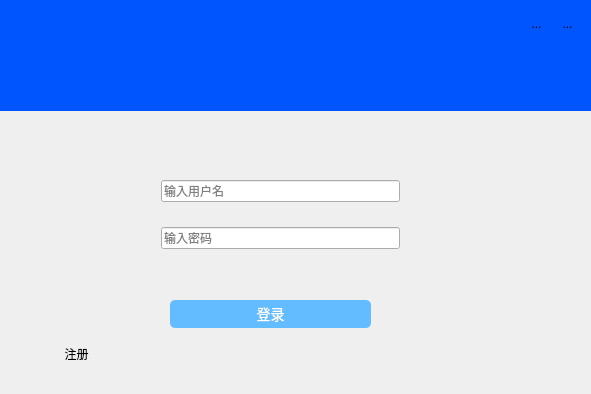
The window that client/widget.ui (wineee/simple-chat) describes before a commit, drawn with Qt 5.
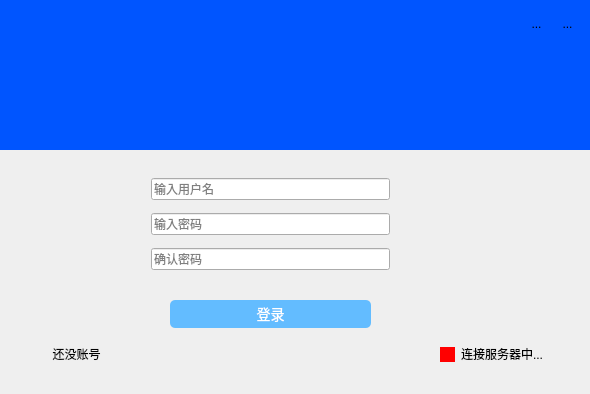
The same window after the commit. Icons and pictures are not drawn.

Patch:
```diff
--- a/client/widget.ui
+++ b/client/widget.ui
@@ -6,7 +6,7 @@
    <rect>
     <x>0</x>
     <y>0</y>
-    <width>591</width>
+    <width>590</width>
     <height>394</height>
    </rect>
   </property>
@@ -26,7 +26,7 @@
     <enum>Qt::DefaultContextMenu</enum>
    </property>
    <property name="text">
-    <string>注册</string>
+    <string>还没账号</string>
    </property>
    <property name="flat">
     <bool>true</bool>
@@ -72,8 +72,8 @@
     <rect>
      <x>0</x>
      <y>0</y>
-     <width>591</width>
-     <height>111</height>
+     <width>590</width>
+     <height>150</height>
     </rect>
    </property>
    <property name="contextMenuPolicy">
@@ -93,8 +93,8 @@
   <widget class="QWidget" name="verticalLayoutWidget">
    <property name="geometry">
     <rect>
-     <x>150</x>
-     <y>150</y>
+     <x>140</x>
+     <y>160</y>
      <width>261</width>
      <height>131</height>
     </rect>
@@ -109,11 +109,24 @@
     </item>
     <item>
      <widget class="QLineEdit" name="passwordLineEdit">
+      <property name="echoMode">
+       <enum>QLineEdit::Password</enum>
+      </property>
       <property name="placeholderText">
        <string>输入密码</string>
       </property>
      </widget>
     </item>
+    <item>
+     <widget class="QLineEdit" name="passwordLineEdit_2">
+      <property name="echoMode">
+       <enum>QLineEdit::Password</enum>
+      </property>
+      <property name="placeholderText">
+       <string>确认密码</string>
+      </property>
+     </widget>
+    </item>
    </layout>
   </widget>
   <widget class="QWidget" name="horizontalLayoutWidget">
@@ -199,6 +212,32 @@
     </item>
    </layout>
   </widget>
+  <widget class="QRadioButton" name="radioButton">
+   <property name="geometry">
+    <rect>
+     <x>440</x>
+     <y>340</y>
+     <width>141</width>
+     <height>28</height>
+    </rect>
+   </property>
+   <property name="styleSheet">
+    <string notr="true">QRadioButton::indicator {
+    width:15px;
+    height:15px;
+}
+
+QRadioButton::indicator:checked {background-color:green;}
+QRadioButton::indicator:unchecked {background-color:red;}
+</string>
+   </property>
+   <property name="text">
+    <string>连接服务器中...</string>
+   </property>
+   <property name="checkable">
+    <bool>true</bool>
+   </property>
+  </widget>
  </widget>
  <layoutdefault spacing="6" margin="11"/>
  <resources>
```
Left out of the diff: 20 changed lines with no effect on the pictures.
